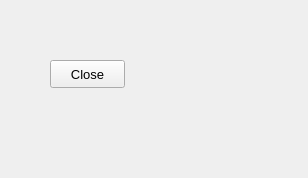
Before: the Qt Designer form test_qss/top.ui in sireeprojects/learnqt, drawn with Qt 5.
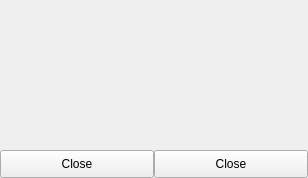
After: the same form once the commit is applied.

Patch:
```diff
--- a/test_qss/top.ui
+++ b/test_qss/top.ui
@@ -12,21 +12,74 @@
   </property>
   <property name="font">
    <font>
-    <pointsize>10</pointsize>
+    <family>Segoe UI</family>
+    <pointsize>9</pointsize>
    </font>
   </property>
   <property name="windowTitle">
    <string>top</string>
   </property>
   <widget class="QWidget" name="centralWidget">
+   <layout class="QVBoxLayout" name="verticalLayout">
+    <property name="spacing">
+     <number>0</number>
+    </property>
+    <property name="leftMargin">
+     <number>0</number>
+    </property>
+    <property name="topMargin">
+     <number>0</number>
+    </property>
+    <property name="rightMargin">
+     <number>0</number>
+    </property>
+    <property name="bottomMargin">
+     <number>0</number>
+    </property>
+    <item>
+     <spacer name="verticalSpacer">
+      <property name="orientation">
+       <enum>Qt::Vertical</enum>
+      </property>
+      <property name="sizeHint" stdset="0">
+       <size>
+        <width>20</width>
+        <height>40</height>
+       </size>
+      </property>
+     </spacer>
+    </item>
+    <item>
+     <layout class="QHBoxLayout" name="horizontalLayout">
+      <property name="spacing">
+       <number>0</number>
+      </property>
+      <item>
+       <widget class="QPushButton" name="pushButton_2">
+        <property name="minimumSize">
+         <size>
+          <width>0</width>
+          <height>28</height>
+         </size>
+        </property>
+        <property name="maximumSize">
+         <size>
+          <width>16777215</width>
+          <height>28</height>
+         </size>
+        </property>
+        <property name="text">
+         <string>Close</string>
+        </property>
+       </widget>
+      </item>
+      <item>
    <widget class="QPushButton" name="pushButton">
-    <property name="geometry">
-     <rect>
-      <x>50</x>
-      <y>60</y>
-      <width>75</width>
+        <property name="minimumSize">
+         <size>
+          <width>0</width>
       <height>28</height>
-     </rect>
+         </size>
     </property>
     <property name="maximumSize">
      <size>
@@ -38,6 +91,10 @@
      <string>Close</string>
     </property>
    </widget>
+      </item>
+     </layout>
+    </item>
+   </layout>
   </widget>
  </widget>
  <layoutdefault spacing="6" margin="11"/>
```
Lines whose indentation alone changed are shown as unchanged.
